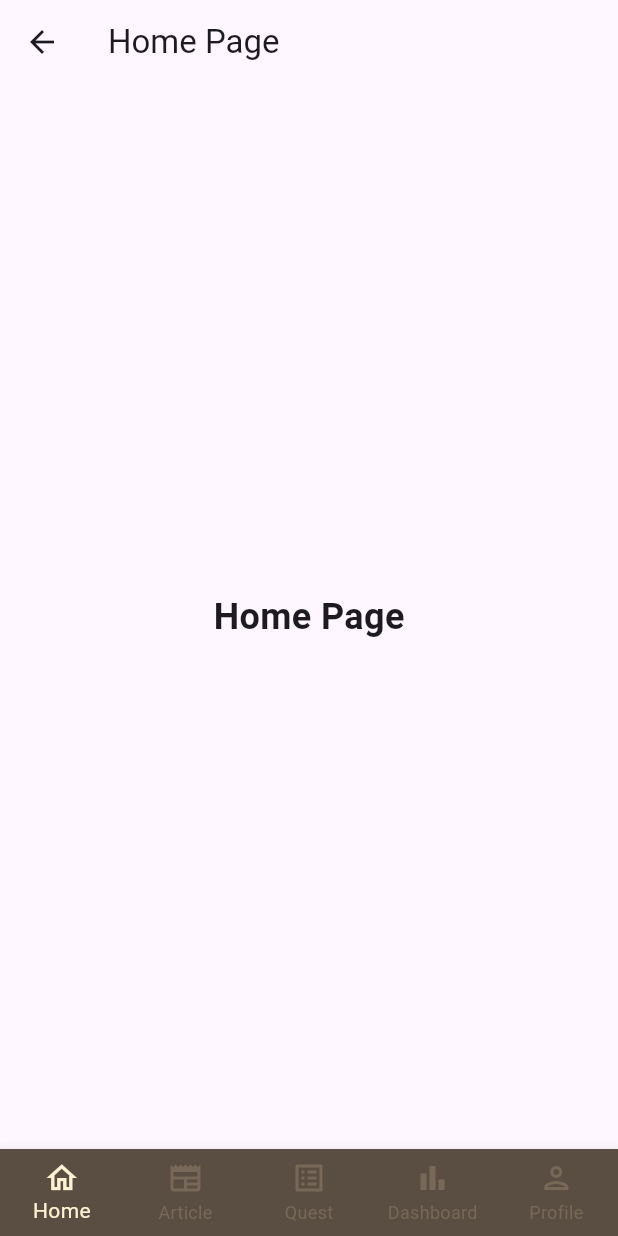
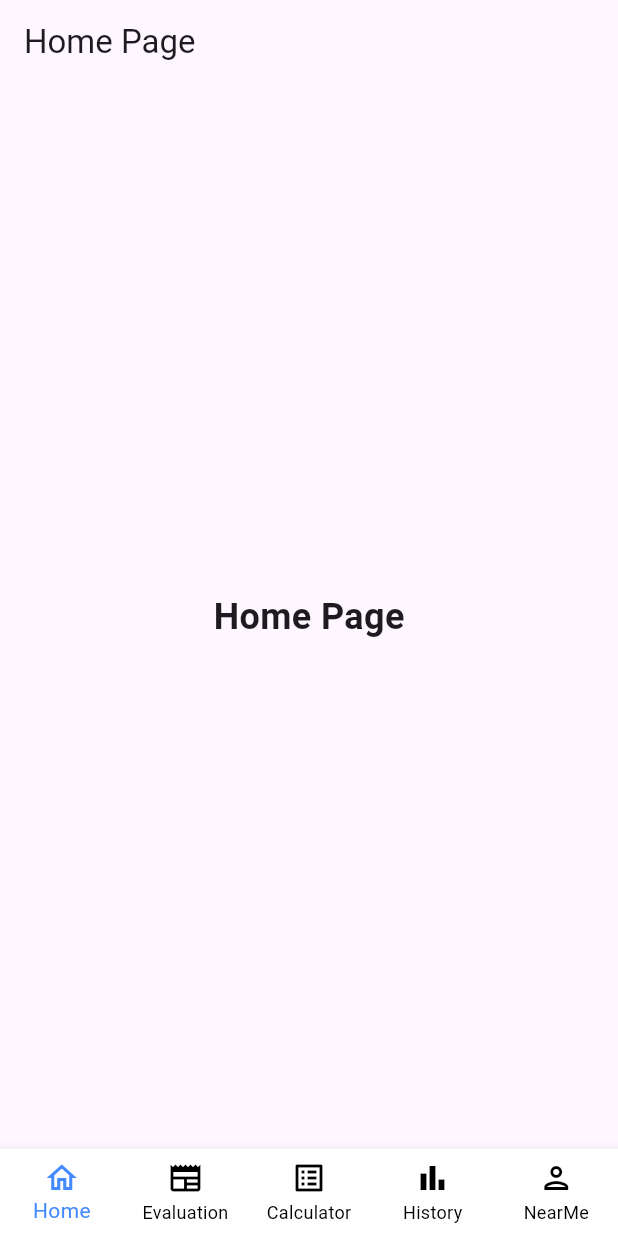
Before and after one commit to MatchaLatte479/MobileApplication-Project-22, a Flutter app: the NavigationPage screen opened directly, on a phone screen of 412 x 824 dp. Run offline on Flutter 3.47's test engine with Material 3 defaults, Android fonts, the phone set to English and light mode, and no system bars.

Commit message:
update navbar

```diff
--- a/lib/main.dart
+++ b/lib/main.dart
@@ -1,7 +1,6 @@
 import 'package:flutter/material.dart';
-import 'pages/login.dart';
-import 'pages/calculator.dart';
-
+import 'package:project/navbar/navbar.dart';
+// import 'pages/login.dart';
 void main() {
   runApp(MyApp());
 }
@@ -15,10 +14,7 @@
       theme: ThemeData(
         primarySwatch: Colors.blue,
       ),
-      home: LoginPage(),
-      routes: {
-        '/calculator': (context) => CalculatorScreen(),
-      },
+      home: NavigationPage(),
     );
   }
 }
--- a/lib/navbar/navbar.dart
+++ b/lib/navbar/navbar.dart
@@ -20,10 +20,10 @@
   int myCurrentIndex = 0;
   List page = const[
     HomePage(),
+    EvaluationPage(),
     CalculatorPage(),
+    HistoryPage(),
     NearMePage(),
-    HistoryPage(),
-    EvaluationPage(),
   ];
 
   @override
@@ -33,9 +33,9 @@
 
         currentIndex: myCurrentIndex,
         type: BottomNavigationBarType.fixed,
-        backgroundColor: Color.fromARGB(255, 90, 78, 66),
-        selectedItemColor: Color.fromARGB(255, 253, 242, 210),
-        unselectedItemColor: Color.fromARGB(255, 119, 104, 88),
+        backgroundColor: Colors.white,
+        selectedItemColor: Colors.blueAccent,
+        unselectedItemColor: Colors.black,
 
         onTap: (index){
           setState(() {
@@ -45,10 +45,10 @@
 
         items: const [
         BottomNavigationBarItem(icon: Icon(Icons.home_outlined),label: 'Home'),
-        BottomNavigationBarItem(icon: Icon(Icons.newspaper_outlined),label: 'Article'),
-        BottomNavigationBarItem(icon: Icon(Icons.list_alt_outlined),label: 'Quest'),
-        BottomNavigationBarItem(icon: Icon(Icons.bar_chart_outlined),label: 'Dashboard'),
-        BottomNavigationBarItem(icon: Icon(Icons.person_outlined),label: 'Profile'),
+        BottomNavigationBarItem(icon: Icon(Icons.newspaper_outlined),label: 'Evaluation'),
+        BottomNavigationBarItem(icon: Icon(Icons.list_alt_outlined),label: 'Calculator'),
+        BottomNavigationBarItem(icon: Icon(Icons.bar_chart_outlined),label: 'History'),
+        BottomNavigationBarItem(icon: Icon(Icons.person_outlined),label: 'NearMe'),
       ],),
       body: page[myCurrentIndex]
     );
--- a/lib/pages/login.dart
+++ b/lib/pages/login.dart
@@ -1,7 +1,6 @@
 import 'package:flutter/material.dart';
+import 'signup.dart'; // Make sure this import exists
 import 'calculator.dart';
-import 'signup.dart'; // Make sure this import exists
-
 class LoginPage extends StatefulWidget {
   @override
   _LoginPageState createState() => _LoginPageState();
@@ -24,7 +23,7 @@
       if (_usernameController.text == 'admin' && _passwordController.text == '1234') {
         Navigator.pushReplacement(
           context,
-          MaterialPageRoute(builder: (context) => CalculatorScreen()),
+          MaterialPageRoute(builder: (context) => CalculatorPage()),
         );
       } else {
         ScaffoldMessenger.of(context).showSnackBar(
```
